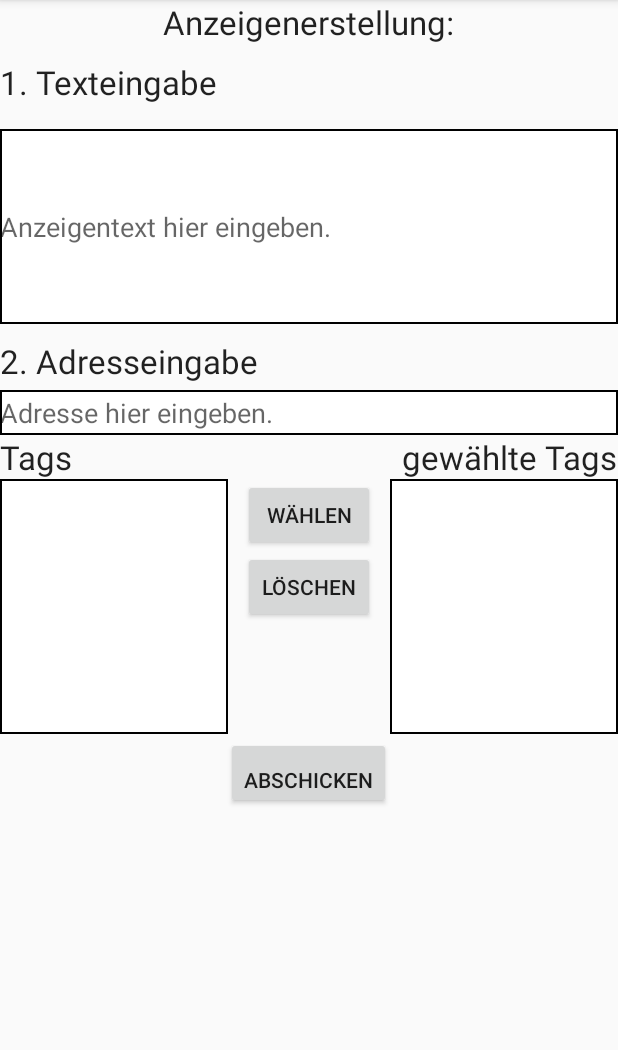
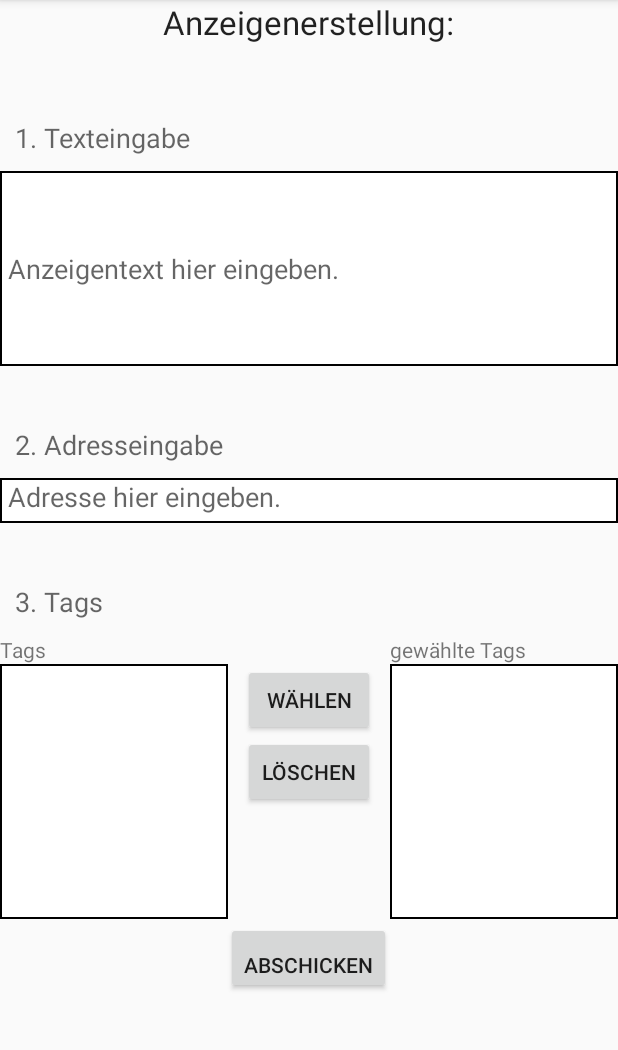
Before and after one commit to Goodf3lla/Application-nosensitivity, an Android app: the fragment SecondFragment placed in its activity, with the options menu open, on a phone screen of 412 x 824 dp, the part 84-1134 px from its top. Run offline under Robolectric (Android 15) with nearby library versions, the phone set to English and light mode, and no system bars; 4 statements that could not run were skipped.

Commit message:
different style changes

```diff
--- a/app/src/main/res/layout/fragment_second.xml
+++ b/app/src/main/res/layout/fragment_second.xml
@@ -8,85 +8,100 @@
         android:layout_height="fill_parent"
         android:orientation="vertical">
 
+        <TextView
+            android:id="@+id/textView_überschrift"
+            android:layout_width="wrap_content"
+            android:layout_height="wrap_content"
+            android:layout_alignParentTop="true"
+            android:layout_centerHorizontal="true"
+            android:text="Anzeigenerstellung:"
+            android:textAppearance="?android:attr/textAppearanceLarge" />
+
+        <TextView
+            android:id="@+id/textView_Texteingabe"
+            android:layout_width="wrap_content"
+            android:layout_height="wrap_content"
+            android:layout_alignParentLeft="true"
+            android:layout_below="@+id/textView_überschrift"
+            android:layout_marginTop="40dp"
+            android:padding="10dp"
+            android:text="1. Texteingabe"
+            android:textAppearance="?android:attr/textAppearanceMedium" />
 
         <EditText
-            android:id="@+id/editText"
+            android:id="@+id/edit_Anzeigentext"
             android:layout_width="wrap_content"
             android:layout_height="130dp"
             android:layout_alignParentEnd="true"
             android:layout_alignParentLeft="true"
             android:layout_alignParentRight="true"
             android:layout_alignParentStart="true"
-            android:layout_alignParentTop="true"
-            android:layout_marginTop="86dp"
+            android:layout_below="@+id/textView_Texteingabe"
+            android:layout_marginTop="0dp"
             android:background="@drawable/outline_box_black"
-            android:hint="Anzeigentext hier eingeben." />
+            android:hint="Anzeigentext hier eingeben."
+            android:padding="5dp" />
 
         <TextView
-            android:id="@+id/textView4"
+            android:id="@+id/textView_Adresseingabe"
             android:layout_width="wrap_content"
             android:layout_height="wrap_content"
-            android:layout_alignParentLeft="true"
-            android:layout_alignParentStart="true"
-            android:layout_alignParentTop="true"
-            android:layout_marginTop="40dp"
-            android:text="1. Texteingabe"
-            android:textAppearance="?android:attr/textAppearanceLarge" />
-
-        <TextView
-            android:id="@+id/textView5"
-            android:layout_width="wrap_content"
-            android:layout_height="wrap_content"
-            android:layout_alignParentLeft="true"
-            android:layout_alignParentStart="true"
-            android:layout_below="@+id/editText"
-            android:layout_marginTop="10dp"
+            android:layout_below="@+id/edit_Anzeigentext"
+            android:layout_marginTop="30dp"
+            android:padding="10dp"
             android:text="2. Adresseingabe"
-            android:textAppearance="?android:attr/textAppearanceLarge" />
+            android:textAppearance="?android:attr/textAppearanceMedium" />
 
         <EditText
-            android:id="@+id/editText2"
+            android:id="@+id/editText_Adresseingabe"
             android:layout_width="wrap_content"
             android:layout_height="30dp"
             android:layout_alignParentEnd="true"
             android:layout_alignParentLeft="true"
             android:layout_alignParentRight="true"
             android:layout_alignParentStart="true"
-            android:layout_alignParentTop="true"
-            android:layout_marginTop="260dp"
+            android:layout_below="@+id/textView_Adresseingabe"
+            android:layout_marginTop="0dp"
             android:background="@drawable/outline_box_black"
-            android:hint="Adresse hier eingeben." />
+            android:hint="Adresse hier eingeben."
+            android:padding="5dp" />
+
+        <TextView
+            android:id="@+id/tag_topic"
+            android:layout_width="wrap_content"
+            android:layout_height="wrap_content"
+            android:layout_below="@+id/editText_Adresseingabe"
+            android:layout_marginTop="30dp"
+            android:padding="10dp"
+            android:text="3. Tags"
+            android:textAppearance="?android:attr/textAppearanceMedium" />
 
         <RelativeLayout
-
             android:id="@+id/tag_sektion"
             android:layout_width="fill_parent"
             android:layout_height="fill_parent"
             android:layout_alignParentLeft="true"
             android:layout_alignParentStart="true"
-            android:layout_below="@+id/editText2"
+            android:layout_below="@+id/tag_topic"
             android:layout_marginBottom="50dp">
 
             <TextView
-
-                android:id="@+id/tag_überschrift"
+                android:id="@+id/tag_available"
                 android:layout_width="wrap_content"
                 android:layout_height="wrap_content"
                 android:layout_alignParentLeft="true"
                 android:layout_alignParentStart="true"
                 android:layout_alignParentTop="true"
-                android:text="Tags"
-                android:textAppearance="?android:attr/textAppearanceLarge" />
+                android:text="Tags" />
 
             <TextView
                 android:id="@+id/gewählte_tags"
                 android:layout_width="wrap_content"
                 android:layout_height="wrap_content"
-                android:layout_alignParentEnd="true"
-                android:layout_alignParentRight="true"
+                android:layout_alignLeft="@+id/ausgewaehlte_tag_liste"
                 android:layout_alignParentTop="true"
-                android:text="gewählte Tags"
-                android:textAppearance="?android:attr/textAppearanceLarge" />
+                android:layout_alignStart="@+id/ausgewaehlte_tag_liste"
+                android:text="gewählte Tags" />
 
             <Button
                 android:id="@+id/wählen"
@@ -125,7 +140,6 @@
                 android:layout_toEndOf="@+id/wählen"
                 android:layout_toRightOf="@+id/wählen"
                 android:background="@drawable/outline_box_black" />
-
         </RelativeLayout>
 
         <Button
@@ -137,15 +151,6 @@
             android:gravity="bottom"
             android:text="abschicken" />
 
-        <TextView
-            android:id="@+id/textView3"
-            android:layout_width="wrap_content"
-            android:layout_height="wrap_content"
-            android:layout_alignParentTop="true"
-            android:layout_centerHorizontal="true"
-            android:text="Anzeigenerstellung:"
-            android:textAppearance="?android:attr/textAppearanceLarge" />
-
 
     </RelativeLayout>
 </ScrollView>
```
Also changed, not shown: 1 other file.
